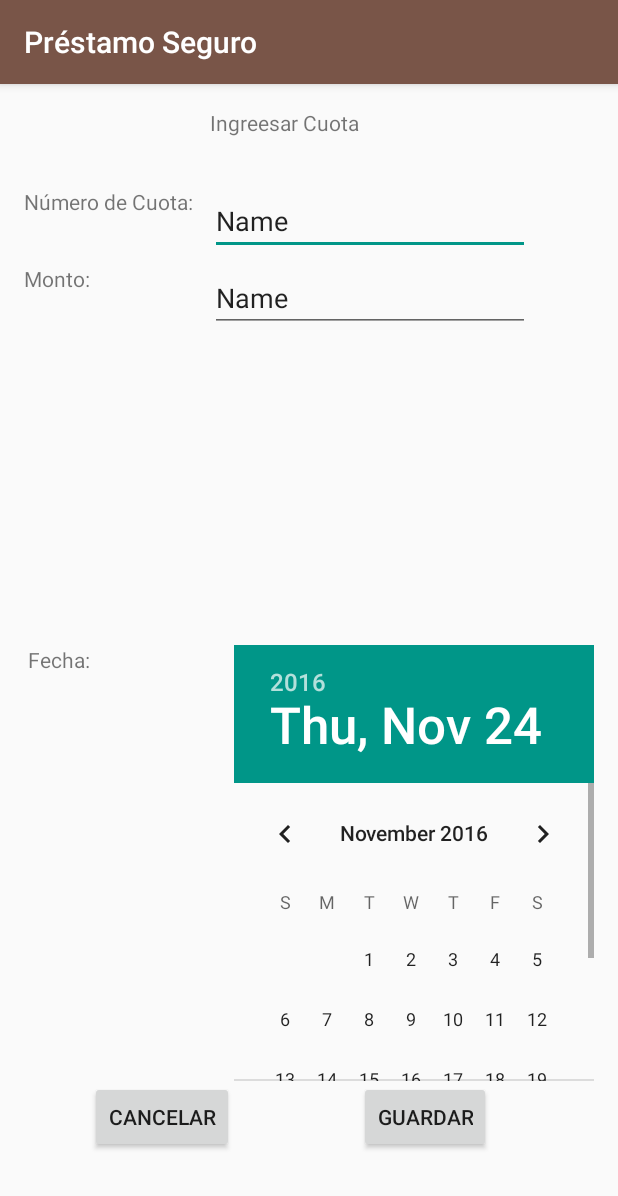
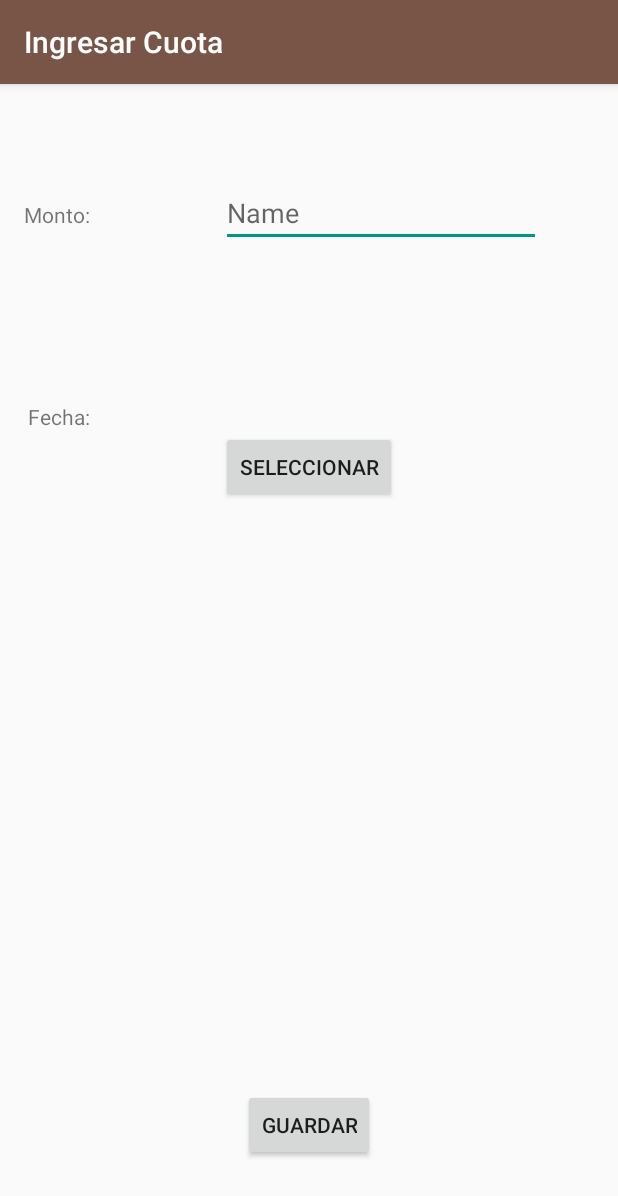
Before and after one commit to manueltorrez/android-app-proyectoFinal, an Android app: the IngresarCuota screen opened directly, with no data from a screen before it, on a phone screen of 412 x 824 dp. Shown: the top 1196 px of the screen. Run offline under Robolectric (Android 15) with nearby library versions, the phone set to English and light mode, and no system bars.

Commit message:
Agregado Datepicker en ingresar cuota y cambio de título a cada pantalla

```diff
--- a/app/src/main/java/com/gangofseven/labs/app/IngresarCuota.java
+++ b/app/src/main/java/com/gangofseven/labs/app/IngresarCuota.java
@@ -1,13 +1,71 @@
 package com.gangofseven.labs.app;
 
+import android.app.DatePickerDialog;
+import android.content.DialogInterface;
 import android.support.v7.app.AppCompatActivity;
 import android.os.Bundle;
+import android.view.View;
+import android.widget.Button;
+import android.widget.DatePicker;
+import android.widget.Toast;
+
+import java.util.Calendar;
 
 public class IngresarCuota extends AppCompatActivity {
+
+    private DatePickerDialog.OnDateSetListener onDateSetListener;
 
     @Override
     protected void onCreate(Bundle savedInstanceState) {
         super.onCreate(savedInstanceState);
         setContentView(R.layout.activity_ingresar_cuota);
+        Button cuota = (Button) findViewById(R.id.bAgregarCuota);
+
+        setOnDateSetListener(new DatePickerDialog.OnDateSetListener() {
+            @Override
+            public void onDateSet(DatePicker view, int year, int month, int dayOfMonth) {
+
+                Toast.makeText(IngresarCuota.this,"La fecha seleccionada es: "+view.getDayOfMonth()+
+                        " de "+view.getMonth()+" de "+view.getYear(),Toast.LENGTH_LONG)
+                        .show();
+            }
+        });
+
+        final Calendar c = Calendar.getInstance();
+        int year = c.get(Calendar.YEAR);
+        int month = c.get(Calendar.MONTH);
+        int day = c.get(Calendar.DAY_OF_MONTH);
+
+        // Create a new instance of DatePickerDialog and return it
+        final DatePickerDialog pickerDialog = new DatePickerDialog(this, null, year, month, day);
+        pickerDialog.setCancelable(true);
+
+        pickerDialog.setButton(DialogInterface.BUTTON_NEGATIVE, getString( android.R.string.cancel), new DialogInterface.OnClickListener() {
+            public void onClick(DialogInterface dialog, int which) {
+                dialog.cancel();
+            }
+        });
+
+        pickerDialog.setButton(DialogInterface.BUTTON_POSITIVE, getString( android.R.string.ok), new DialogInterface.OnClickListener() {
+            public void onClick(DialogInterface dialog, int which) {
+                getOnDateSetListener().onDateSet(pickerDialog.getDatePicker(), pickerDialog.getDatePicker().getYear(), pickerDialog.getDatePicker().getMonth(), pickerDialog.getDatePicker().getDayOfMonth());
+
+            }
+        });
+        cuota.setOnClickListener(new View.OnClickListener() {
+            @Override
+            public void onClick(View v) {
+                pickerDialog.show();
+            }
+        });
+
+    }
+
+    public DatePickerDialog.OnDateSetListener getOnDateSetListener() {
+        return onDateSetListener;
+    }
+
+    public void setOnDateSetListener(DatePickerDialog.OnDateSetListener onDateSetListener) {
+        this.onDateSetListener = onDateSetListener;
     }
 }
--- a/app/src/main/res/layout/activity_agregar_prestamos.xml
+++ b/app/src/main/res/layout/activity_agregar_prestamos.xml
@@ -126,7 +126,7 @@
         android:layout_alignEnd="@+id/textView5" />
 
     <Button
-        android:text="Seleccionar"
+        android:text="@string/main_button_select"
         android:layout_width="wrap_content"
         android:layout_height="wrap_content"
         android:layout_below="@+id/editText4"
@@ -137,7 +137,7 @@
         android:layout_alignParentEnd="true" />
 
     <Button
-        android:text="Seleccionar"
+        android:text="@string/main_button_select"
         android:layout_width="wrap_content"
         android:layout_height="wrap_content"
         android:layout_alignTop="@+id/textView8"
--- a/app/src/main/res/layout/activity_ingresar_cuota.xml
+++ b/app/src/main/res/layout/activity_ingresar_cuota.xml
@@ -10,87 +10,53 @@
     android:paddingTop="@dimen/activity_vertical_margin"
     tools:context="com.gangofseven.labs.app.IngresarCuota">
 
-    <TextView
-        android:text="Ingreesar Cuota"
+    <Button
+        android:text="@string/main_button_add"
         android:layout_width="wrap_content"
         android:layout_height="wrap_content"
-        android:layout_alignParentTop="true"
-        android:layout_alignParentStart="true"
-        android:layout_marginStart="124dp"
-        android:id="@+id/textView11" />
-
-    <TextView
-        android:text="Número de Cuota:"
-        android:layout_width="wrap_content"
-        android:layout_height="wrap_content"
-        android:layout_below="@+id/textView11"
-        android:layout_alignParentStart="true"
-        android:layout_marginTop="33dp"
-        android:id="@+id/textView12" />
-
-    <TextView
-        android:text="Monto:"
-        android:layout_width="wrap_content"
-        android:layout_height="wrap_content"
-        android:layout_below="@+id/textView12"
-        android:layout_alignParentStart="true"
-        android:layout_marginTop="32dp"
-        android:id="@+id/textView13" />
-
-    <Button
-        android:text="Guardar"
-        android:layout_width="wrap_content"
-        android:layout_height="wrap_content"
-        android:layout_marginBottom="39dp"
+        android:layout_marginBottom="34dp"
         android:id="@+id/button"
         android:layout_alignParentBottom="true"
-        android:layout_toEndOf="@+id/textView11" />
-
-    <Button
-        android:text="Cancelar"
-        android:layout_width="wrap_content"
-        android:layout_height="wrap_content"
-        android:id="@+id/button7"
-        android:layout_alignBaseline="@+id/button"
-        android:layout_alignBottom="@+id/button"
-        android:layout_toEndOf="@+id/textView14" />
+        android:layout_centerHorizontal="true" />
 
     <TextView
         android:text="Fecha:"
         android:layout_width="wrap_content"
         android:layout_height="wrap_content"
         android:id="@+id/textView14"
-        android:layout_centerVertical="true"
+        android:layout_marginTop="103dp"
+        android:layout_below="@+id/editText6"
+        android:layout_alignRight="@+id/textView13"
         android:layout_alignEnd="@+id/textView13" />
 
-    <DatePicker
+    <TextView
+        android:text="Monto:"
         android:layout_width="wrap_content"
         android:layout_height="wrap_content"
-        android:id="@+id/datePicker"
-        android:layout_alignTop="@+id/textView14"
-        android:layout_above="@+id/button"
-        android:layout_toEndOf="@+id/button7" />
+        android:layout_marginTop="61dp"
+        android:id="@+id/textView13"
+        android:layout_below="@+id/textView11"
+        android:layout_alignParentLeft="true"
+        android:layout_alignParentStart="true" />
+
+    <Button
+        android:text="@string/main_button_select"
+        android:layout_width="wrap_content"
+        android:layout_height="wrap_content"
+        android:id="@+id/bAgregarCuota"
+        android:layout_below="@+id/textView14"
+        android:layout_centerHorizontal="true" />
 
     <EditText
         android:layout_width="wrap_content"
         android:layout_height="wrap_content"
         android:inputType="textPersonName"
-        android:text="Name"
         android:ems="10"
-        android:layout_alignTop="@+id/textView12"
-        android:layout_alignLeft="@+id/textView11"
-        android:layout_alignStart="@+id/textView11"
-        android:id="@+id/editText5" />
-
-    <EditText
-        android:layout_width="wrap_content"
-        android:layout_height="wrap_content"
-        android:inputType="textPersonName"
-        android:text="Name"
-        android:ems="10"
-        android:layout_alignTop="@+id/textView13"
-        android:layout_alignLeft="@+id/editText5"
-        android:layout_alignStart="@+id/editText5"
-        android:id="@+id/editText6" />
+        android:id="@+id/editText6"
+        android:hint="Name"
+        android:layout_alignBaseline="@+id/textView13"
+        android:layout_alignBottom="@+id/textView13"
+        android:layout_alignLeft="@+id/bAgregarCuota"
+        android:layout_alignStart="@+id/bAgregarCuota" />
 
 </RelativeLayout>
--- a/app/src/main/res/values/strings.xml
+++ b/app/src/main/res/values/strings.xml
@@ -2,4 +2,5 @@
     <string name="app_name">Préstamo Seguro</string>
     <string name="title_activity_informacion_prestamos">InformacionPrestamos</string>
     <string name="main_button_add">Guardar</string>
+    <string name="main_button_select">Seleccionar</string>
 </resources>
```
Also changed, not shown: app/src/main/AndroidManifest.xml (+10 -3 lines), app/src/main/res/layout/activity_historial_prestamos.xml (+0 -9 lines), app/src/main/res/layout/activity_informacion_prestamos.xml (+0 -10 lines), app/src/main/res/layout/activity_visualizar_cuotas.xml (+0 -9 lines), app/src/main/res/layout/prestamos_pendientes.xml (+0 -9 lines).
